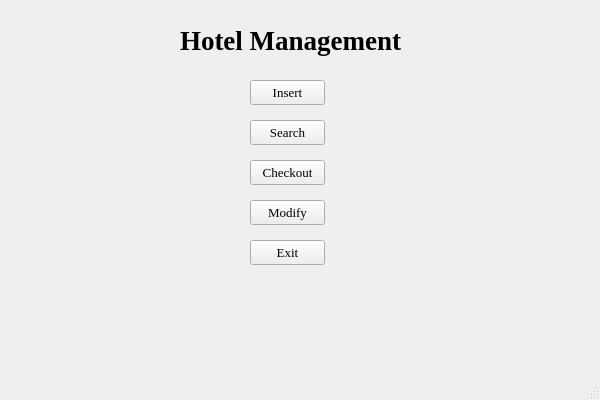
First picture: the form in Hotel Managing System/Hotel Managing System.ui, repository Shu-Huai/Hotel-Managing-System, before the edit.
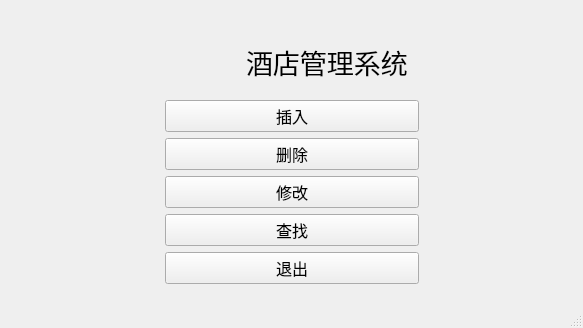
Second picture: the form after the edit. Icons and pictures are not drawn.

Commit message: added picture for mainWindow

```diff
--- a/Hotel Managing System/Hotel Managing System.ui
+++ b/Hotel Managing System/Hotel Managing System.ui
@@ -6,130 +6,215 @@
    <rect>
     <x>0</x>
     <y>0</y>
-    <width>600</width>
-    <height>400</height>
+    <width>583</width>
+    <height>328</height>
    </rect>
   </property>
+  <property name="minimumSize">
+   <size>
+    <width>583</width>
+    <height>328</height>
+   </size>
+  </property>
   <property name="windowTitle">
    <string>HotelManagement</string>
   </property>
   <widget class="QWidget" name="centralWidget">
+   <layout class="QGridLayout" name="gridLayout">
+    <item row="1" column="0">
+     <spacer name="leftSpacer">
+      <property name="orientation">
+       <enum>Qt::Horizontal</enum>
+      </property>
+      <property name="sizeHint" stdset="0">
+       <size>
+        <width>40</width>
+        <height>20</height>
+       </size>
+      </property>
+     </spacer>
+    </item>
+    <item row="1" column="2">
+     <spacer name="rightSpacer">
+      <property name="orientation">
+       <enum>Qt::Horizontal</enum>
+      </property>
+      <property name="sizeHint" stdset="0">
+       <size>
+        <width>40</width>
+        <height>20</height>
+       </size>
+      </property>
+     </spacer>
+    </item>
+    <item row="0" column="1">
+     <spacer name="upSpacer">
+      <property name="orientation">
+       <enum>Qt::Vertical</enum>
+      </property>
+      <property name="sizeHint" stdset="0">
+       <size>
+        <width>20</width>
+        <height>40</height>
+       </size>
+      </property>
+     </spacer>
+    </item>
+    <item row="1" column="1">
+     <widget class="QWidget" name="centralPanel" native="true">
+      <property name="minimumSize">
+       <size>
+        <width>0</width>
+        <height>255</height>
+       </size>
+      </property>
+      <layout class="QVBoxLayout" name="verticalLayout">
+       <item>
+        <widget class="QWidget" name="labelPanel" native="true">
+         <property name="minimumSize">
+          <size>
+           <width>0</width>
+           <height>80</height>
+          </size>
+         </property>
+         <layout class="QHBoxLayout" name="horizontalLayout">
+          <item>
+           <widget class="QLabel" name="picturePanel">
+            <property name="minimumSize">
+             <size>
+              <width>64</width>
+              <height>64</height>
+             </size>
+            </property>
+            <property name="maximumSize">
+             <size>
+              <width>64</width>
+              <height>64</height>
+             </size>
+            </property>
+            <property name="text">
+             <string/>
+            </property>
+            <property name="pixmap">
+             <pixmap resource="Hotel_Managing_System.qrc">:/HotelManagingSystem/Hotel Managing System Window Icon.ico</pixmap>
+            </property>
+            <property name="scaledContents">
+             <bool>true</bool>
+            </property>
+           </widget>
+          </item>
+          <item>
    <widget class="QLabel" name="titleLabel">
-    <property name="geometry">
-     <rect>
-      <x>180</x>
-      <y>20</y>
-      <width>230</width>
-      <height>40</height>
-     </rect>
-    </property>
     <property name="font">
      <font>
-      <family>Times New Roman</family>
+              <family>宋体</family>
       <pointsize>20</pointsize>
-      <weight>75</weight>
-      <bold>true</bold>
+              <bold>false</bold>
      </font>
     </property>
     <property name="text">
-     <string>Hotel Management</string>
-    </property>
-   </widget>
+             <string>酒店管理系统</string>
+            </property>
+           </widget>
+          </item>
+         </layout>
+        </widget>
+       </item>
+       <item>
+        <spacer name="centralSpacer">
+         <property name="orientation">
+          <enum>Qt::Vertical</enum>
+         </property>
+         <property name="sizeHint" stdset="0">
+          <size>
+           <width>20</width>
+           <height>40</height>
+          </size>
+         </property>
+        </spacer>
+       </item>
+       <item>
    <widget class="QPushButton" name="insertButton">
-    <property name="geometry">
-     <rect>
-      <x>250</x>
-      <y>80</y>
-      <width>75</width>
-      <height>25</height>
-     </rect>
-    </property>
     <property name="font">
      <font>
-      <family>Times New Roman</family>
-      <pointsize>10</pointsize>
+           <family>宋体</family>
+           <pointsize>12</pointsize>
      </font>
     </property>
     <property name="text">
-     <string>Insert</string>
-    </property>
-   </widget>
-   <widget class="QPushButton" name="searchButton">
-    <property name="geometry">
-     <rect>
-      <x>250</x>
-      <y>120</y>
-      <width>75</width>
-      <height>25</height>
-     </rect>
-    </property>
+          <string>插入</string>
+         </property>
+        </widget>
+       </item>
+       <item>
+        <widget class="QPushButton" name="deleteButton">
     <property name="font">
      <font>
-      <family>Times New Roman</family>
-      <pointsize>10</pointsize>
+           <family>宋体</family>
+           <pointsize>12</pointsize>
      </font>
     </property>
     <property name="text">
-     <string>Search</string>
-    </property>
-   </widget>
-   <widget class="QPushButton" name="checkOutButton">
-    <property name="geometry">
-     <rect>
-      <x>250</x>
-      <y>160</y>
-      <width>75</width>
-      <height>25</height>
-     </rect>
-    </property>
-    <property name="font">
-     <font>
-      <family>Times New Roman</family>
-      <pointsize>10</pointsize>
-     </font>
-    </property>
-    <property name="text">
-     <string>Checkout</string>
-    </property>
-   </widget>
+          <string>删除</string>
+         </property>
+        </widget>
+       </item>
+       <item>
    <widget class="QPushButton" name="modifyButton">
-    <property name="geometry">
-     <rect>
-      <x>250</x>
-      <y>200</y>
-      <width>75</width>
-      <height>25</height>
-     </rect>
-    </property>
+         <property name="font">
+          <font>
+           <family>宋体</family>
+           <pointsize>12</pointsize>
+          </font>
+         </property>
+         <property name="text">
+          <string>修改</string>
+         </property>
+        </widget>
+       </item>
+       <item>
+        <widget class="QPushButton" name="searchButton">
     <property name="font">
      <font>
-      <family>Times New Roman</family>
-      <pointsize>10</pointsize>
+           <family>宋体</family>
+           <pointsize>12</pointsize>
      </font>
     </property>
     <property name="text">
-     <string>Modify</string>
-    </property>
-   </widget>
+          <string>查找</string>
+         </property>
+        </widget>
+       </item>
+       <item>
    <widget class="QPushButton" name="exitButton">
-    <property name="geometry">
-     <rect>
-      <x>250</x>
-      <y>240</y>
-      <width>75</width>
-      <height>25</height>
-     </rect>
-    </property>
     <property name="font">
      <font>
-      <family>Times New Roman</family>
-      <pointsize>10</pointsize>
+           <family>宋体</family>
+           <pointsize>12</pointsize>
      </font>
     </property>
     <property name="text">
-     <string>Exit</string>
-    </property>
-   </widget>
+          <string>退出</string>
+         </property>
+        </widget>
+       </item>
+      </layout>
+     </widget>
+    </item>
+    <item row="2" column="1">
+     <spacer name="downSpacer">
+      <property name="orientation">
+       <enum>Qt::Vertical</enum>
+      </property>
+      <property name="sizeHint" stdset="0">
+       <size>
+        <width>20</width>
+        <height>40</height>
+       </size>
+      </property>
+     </spacer>
+    </item>
+   </layout>
   </widget>
   <widget class="QMenuBar" name="menuBar">
    <property name="geometry">
```
Left out of the diff: 6 changed lines with no effect on the pictures. Lines whose indentation alone changed are shown as unchanged. The commit also changes 6 other files.
